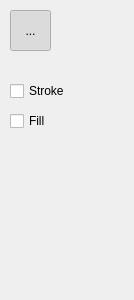
This is src/toolSettings/pointersettingswidget.ui in PhotoFlare/photoflare as Qt 5 draws it before an edit. The edited form follows.
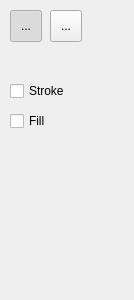
This is the edited form. Icons and pictures are not drawn.

Commit message: Change the location of Toolbar icons and add circle_sel icon to Pointer settings

```diff
--- a/src/toolSettings/pointersettingswidget.ui
+++ b/src/toolSettings/pointersettingswidget.ui
@@ -18,8 +18,8 @@
     <rect>
      <x>10</x>
      <y>10</y>
-     <width>41</width>
-     <height>41</height>
+     <width>32</width>
+     <height>32</height>
     </rect>
    </property>
    <property name="text">
@@ -68,6 +68,26 @@
     <string>Fill</string>
    </property>
   </widget>
+  <widget class="QToolButton" name="circle_sel">
+   <property name="geometry">
+    <rect>
+     <x>50</x>
+     <y>10</y>
+     <width>32</width>
+     <height>32</height>
+    </rect>
+   </property>
+   <property name="text">
+    <string>...</string>
+   </property>
+   <property name="icon">
+    <iconset resource="../../Icons.qrc">
+     <normaloff>:/icons/assets/icons/selections/circle_sel.png</normaloff>:/icons/assets/icons/selections/circle_sel.png</iconset>
+   </property>
+   <property name="checkable">
+    <bool>true</bool>
+   </property>
+  </widget>
  </widget>
  <resources>
   <include location="../Icons.qrc"/>
```
Left out of the diff: 8 changed lines with no effect on the pictures. The commit also changes 50 other files.
